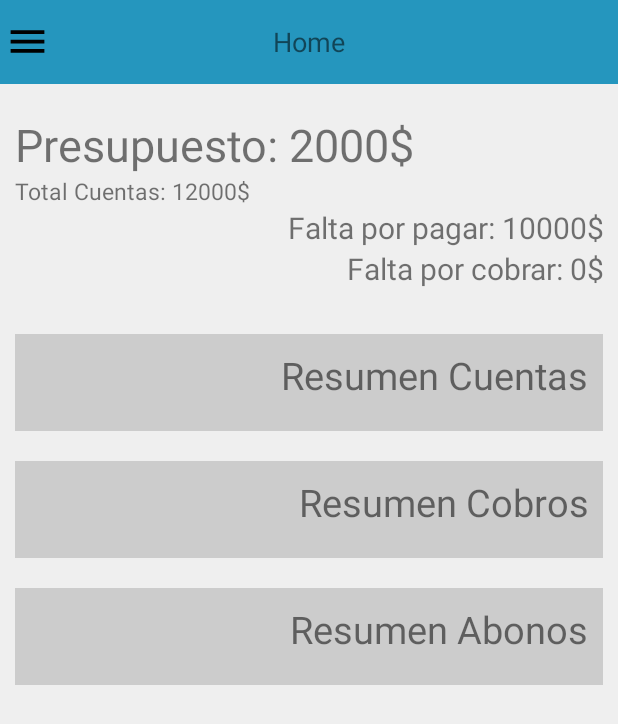
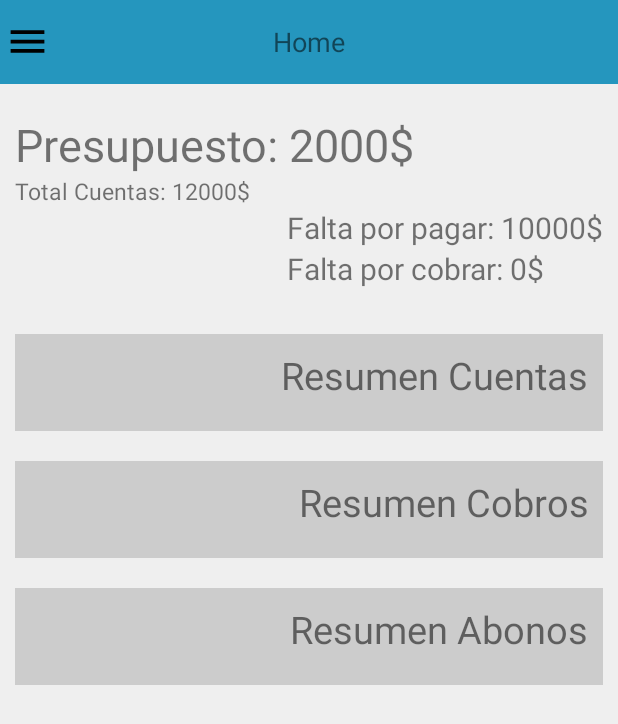
Before and after one commit to SalitaaCiisa/ProyectoMammonAndroid, an Android app: the Home screen opened directly, with no data from a screen before it, on a phone screen of 412 x 824 dp. Shown: the top 724 px of the screen. Run offline under Robolectric (Android 15) with nearby library versions, the phone set to English and light mode, and no system bars.

Commit message:
Home visual fix se hizo que el total abonos y total de cobros se viera que comienzan del mismo lugar

```diff
--- a/app/src/main/res/layout/activity_home.xml
+++ b/app/src/main/res/layout/activity_home.xml
@@ -4,8 +4,7 @@
     xmlns:tools="http://schemas.android.com/tools"
     android:layout_width="match_parent"
     android:layout_height="match_parent"
-    android:id="@+id/drawerLayout"
-    android:forceDarkAllowed="false">
+    android:id="@+id/drawerLayout">
 
         <androidx.constraintlayout.widget.ConstraintLayout
             android:layout_width="match_parent"
@@ -44,14 +43,18 @@
                         android:layout_height="wrap_content"
                         android:text="Total Cuentas: 12000$"
                         android:textSize="15sp"/>
-
+                    <LinearLayout
+                        android:layout_width="wrap_content"
+                        android:layout_height="wrap_content"
+                        android:orientation="vertical"
+                        android:layout_gravity="end">
                         <TextView
                             android:id="@+id/textViewTotalCobros"
                             android:layout_width="match_parent"
                             android:layout_height="wrap_content"
                             android:text="Falta por pagar: 10000$"
                             android:textSize="20sp"
-                        android:textAlignment="textEnd"/>
+                            android:textAlignment="textStart"/>
 
                         <TextView
                             android:id="@+id/textViewTotalAbonos"
@@ -59,7 +62,8 @@
                             android:layout_height="wrap_content"
                             android:text="Falta por cobrar: 0$"
                             android:textSize="20sp"
-                        android:textAlignment="textEnd"/>
+                            android:textAlignment="textStart"/>
+                    </LinearLayout>
                 </LinearLayout>
 
                 <ScrollView
@@ -94,7 +98,7 @@
                                 android:id="@+id/listViewResumenCuentas"
                                 android:layout_width="match_parent"
                                 android:layout_height="wrap_content"
-                                android:layout_marginTop="10dp"/>
+                                android:layout_marginTop="10dp" />
                         </LinearLayout>
 
                         <LinearLayout
```
Lines whose indentation alone changed are shown as unchanged.
